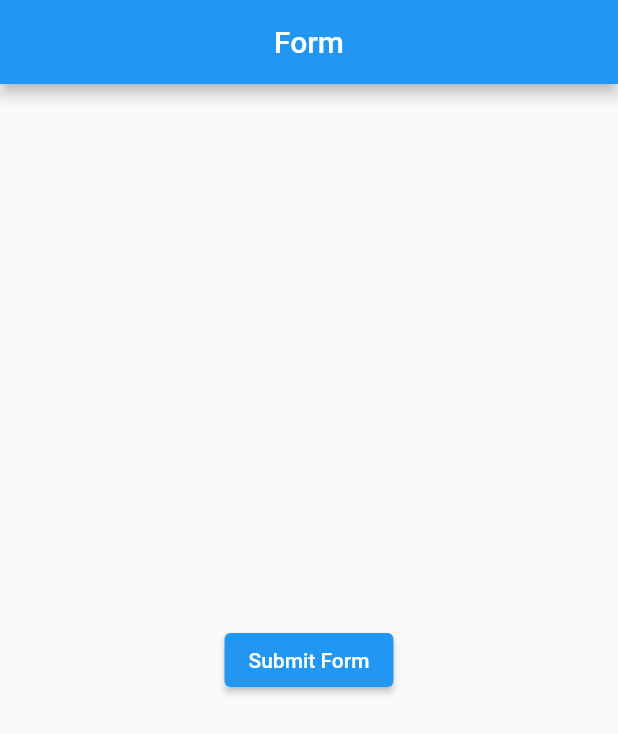
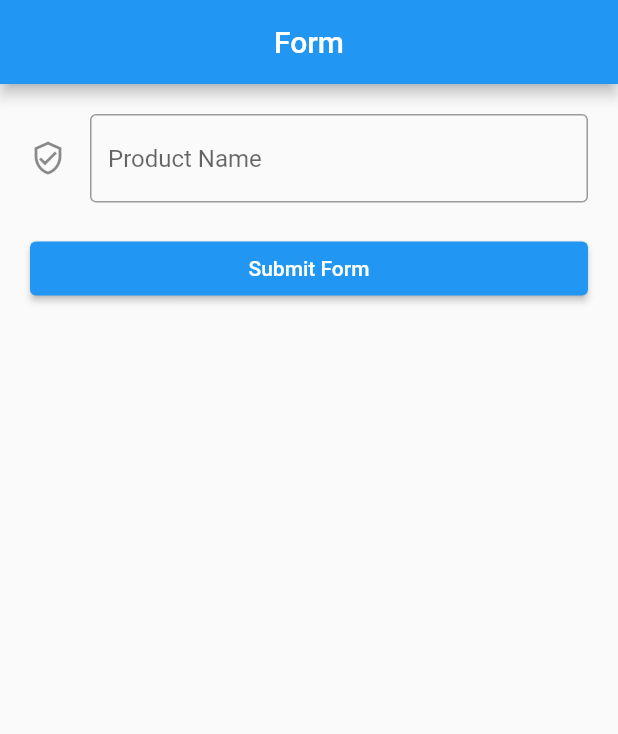
Before and after one commit to senyaGitHub/math-flut-app, a Flutter app: the screen it shows after launch, on a phone screen of 412 x 824 dp. Shown: the top 734 px of the screen. Run offline on Flutter 3.47's test engine with Material 2 defaults, Android fonts, the phone set to English and light mode, and no system bars.

Commit message:
form progress

```diff
--- a/lib/form.dart
+++ b/lib/form.dart
@@ -1,5 +1,6 @@
 import 'package:flutter/material.dart';
 import 'details.dart';
+
 
 class MyForm extends StatefulWidget {
   const MyForm({Key? key}) : super(key: key);
@@ -8,24 +9,59 @@ class MyForm extends StatefulWidget {
   State<MyForm> createState() => _MyFormState();
 }
 
+
 class _MyFormState extends State<MyForm> {
+  var _prod;
+  final _productController = TextEditingController();
+
+
+  @override
+  void initState() {
+    super.initState();
+
+    _productController.addListener(_updateText);
+  }
+
+  void _updateText(){
+    setState((){
+      _prod = _productController.text;
+    });
+  }
+
   @override
   Widget build(BuildContext context) {
     return Scaffold(
       appBar: AppBar(
-        title: const Text("Form"),
-        centerTitle: true,
+        title: const Text("Form"), centerTitle: true,),
+        body: Container(
+          padding: EdgeInsets.all(20.0),
+          child: ListView(
+            children: [
+              TextFormField(
+                controller: _productController,
+                decoration: InputDecoration(
+                  hintText: "Product Name",
+                  icon: Icon(Icons.verified_user_outlined),
+                  border: OutlineInputBorder()
                 ),
-      body: Center(
-        child: ElevatedButton(
+              ),
+              SizedBox(height: 20.0,),
+              myBtn(context),
+            ],
+          ),
+
+      ),
+    );
+  }
+
+  ElevatedButton myBtn(BuildContext context) {
+    return ElevatedButton(
       child: Text("Submit Form"),
       onPressed: () {
         Navigator.push(context, MaterialPageRoute(builder: (context) {
           return Datails();
         }));
       },
-        ),
-      ),
     );
   }
 }
```
Lines whose indentation alone changed are shown as unchanged.
